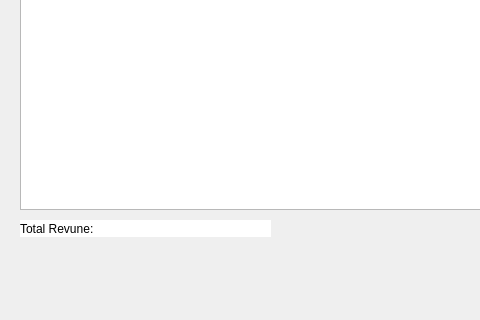
Before: the Qt Designer form mainwindow.ui in Big-Dogs/Bulk-Club-Project, drawn with Qt 5; both pictures show x 0 to 480 and y 400 to 720 of the 1280 by 720 pixel window.
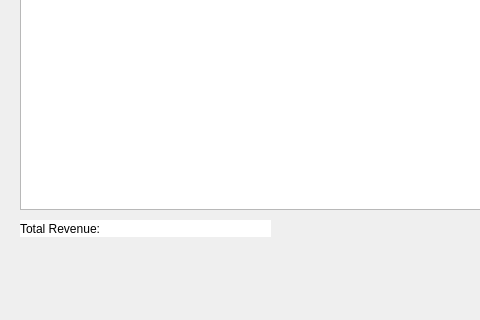
After: the same form once the commit is applied. The open tabs and pages were chosen to show the change.

Commit message: Also did a find and replace all on that really annoying mispelling, finally.

Diff of the .ui file:
```diff
--- a/mainwindow.ui
+++ b/mainwindow.ui
@@ -261,7 +261,7 @@
          <string notr="true">background-color: rgb(255, 255, 255);</string>
         </property>
         <property name="text">
-         <string>Total Revune: </string>
+         <string>Total Revenue: </string>
         </property>
        </widget>
       </widget>
```
Left out of the diff: 6 changed lines with no effect on the pictures. The commit also changes 1 other file.
